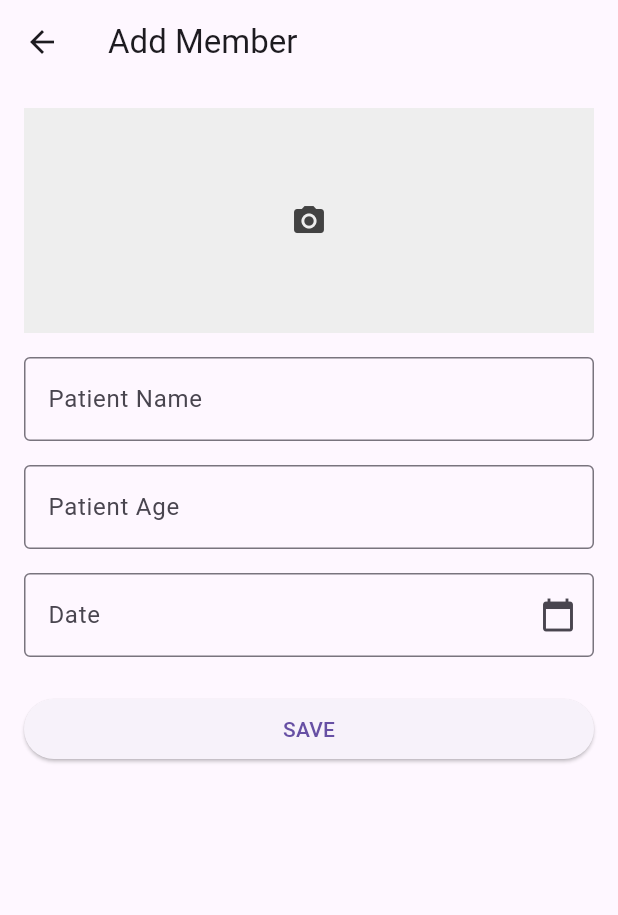
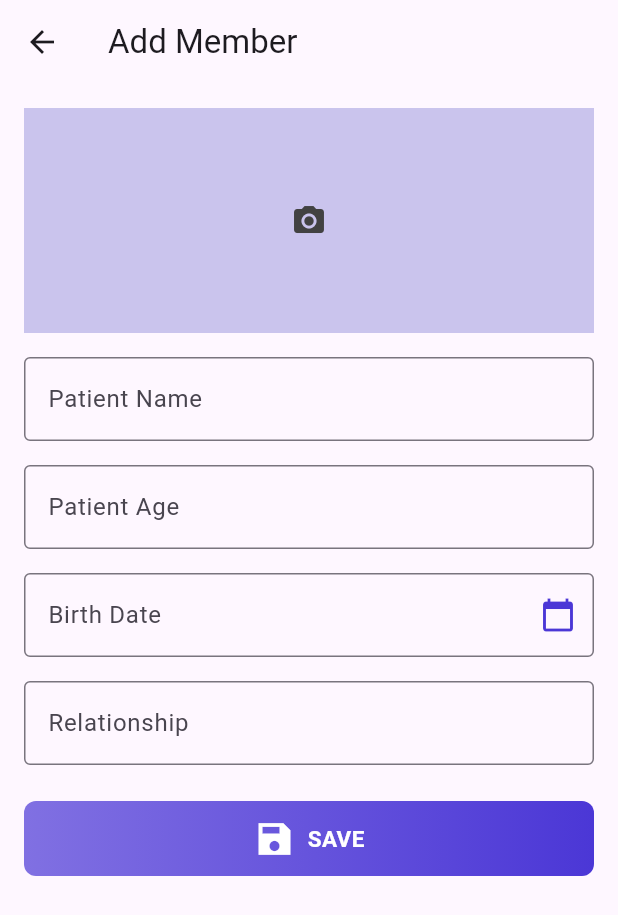
Before and after one commit to rashedoz/prescription_docs, a Flutter app: the screen it shows after launch, after a tap on the "add" icon, on a phone screen of 412 x 824 dp. Shown: the top 915 px of the screen. Run offline on Flutter 3.47's test engine with Material 3 defaults, Android fonts, the phone set to English and light mode, and no system bars; our stand-ins replace cloud_firestore, firebase_core, firebase_storage, get, image_picker; accounts and stored records are empty; network calls fail.

Commit message:
local image upload

```diff
--- a/lib/bindings/home_page_binding.dart
+++ b/lib/bindings/home_page_binding.dart
@@ -1,6 +1,7 @@
 import 'package:get/get.dart';
 import 'package:prescription_document/controllers/firebase_controller.dart';
 import 'package:prescription_document/controllers/home_controller/home_controller.dart';
+import 'package:prescription_document/controllers/image_controller/image_picker_controller.dart';
 
 class HomeBinding extends Bindings {
   @override
@@ -8,6 +9,7 @@ class HomeBinding extends Bindings {
     //TODO: Dynamic User ID when Logged In
     Get.put(HomeFirebaseController(userId: 'UID123'));
     Get.put(HomeController());
+    Get.lazyPut(()=>ImagePickerController());
 
     // final sharedPreference = await SharedPreferences.getInstance();
     // Get.lazyPut(()=>sharedPreference);
--- a/lib/common/widgets/common_app_button.dart
+++ b/lib/common/widgets/common_app_button.dart
@@ -3,7 +3,9 @@ import 'package:prescription_document/common/app_colors.dart';
 
 class CommonAppButton extends StatelessWidget {
   final VoidCallback onTapButton;
-  const CommonAppButton({super.key,required this.onTapButton});
+  final String btnContent;
+  final IconData btnIcon;
+  const CommonAppButton({super.key,required this.onTapButton,required this.btnContent,required this.btnIcon});
 
   @override
   Widget build(BuildContext context) {
@@ -20,12 +22,13 @@ class CommonAppButton extends StatelessWidget {
             AppColors.primaryColor
           ])
         ),
-        child: Padding(padding: EdgeInsets.symmetric(horizontal: 15,vertical: 4),child: Row(
+        child:  Padding(padding: const EdgeInsets.symmetric(horizontal: 15,vertical: 4),child: Row(
           mainAxisAlignment: MainAxisAlignment.center,
           children: [
-            Icon(Icons.cloud_upload_sharp,color: Colors.white,size: 28,),
-            SizedBox(width: 8,),
-            Text('Upload Prescription/Report',style: TextStyle(color: Colors.white,fontSize: 15,fontWeight: FontWeight.w600),)
+            Icon(btnIcon,color: Colors.white,size: 28,),
+            // const Icon(Icons.cloud,color: Colors.white,size: 28,),
+            const SizedBox(width: 8,),
+            Text(btnContent,style: const TextStyle(color: Colors.white,fontSize: 15,fontWeight: FontWeight.w600),)
           ],
         ),),
       ),
--- a/lib/controllers/home_controller/home_controller.dart
+++ b/lib/controllers/home_controller/home_controller.dart
@@ -9,7 +9,7 @@ class HomeController extends GetxController {
   RxBool isSelected = false.obs;
   Future<void> addUser(BuildContext context) async {
     Navigator.of(context)
-        .push(MaterialPageRoute(builder: (context) => AddMemberPage()))
+        .push(MaterialPageRoute(builder: (context) => const AddMemberPage()))
         .then((value) {
       update();
     });
--- a/lib/models/member_model.dart
+++ b/lib/models/member_model.dart
@@ -6,15 +6,23 @@ class MemberModel {
   String relationship;
   String bithDate;
   String createdAt;
+  String imageData;
 
-  MemberModel({required this.memberId, required this.name, required this.relationship, required this.createdAt, required this.bithDate});
+  MemberModel(
+      {required this.memberId,
+      required this.name,
+      required this.relationship,
+      required this.createdAt,
+      required this.bithDate,
+      required this.imageData});
 
   MemberModel.fromDocumentSnapshot(DocumentSnapshot doc)
       : memberId = doc.id,
         name = (doc.data() as Map<String, dynamic>)['name'],
         relationship = (doc.data() as Map<String, dynamic>)['relationship'],
         bithDate = (doc.data() as Map<String, dynamic>)['bithDate'],
-        createdAt = (doc.data() as Map<String, dynamic>)['createdAt'];
+        createdAt = (doc.data() as Map<String, dynamic>)['createdAt'],
+        imageData = (doc.data() as Map<String, dynamic>)['imageData'];
 
   Map<String, dynamic> toJson() => {
         'memberId': memberId,
@@ -22,5 +30,6 @@ class MemberModel {
         'relationship': relationship,
         'bithDate': bithDate,
         'createdAt': createdAt,
+        'imageData': imageData
       };
 }
--- a/lib/views/home/home_page.dart
+++ b/lib/views/home/home_page.dart
@@ -8,8 +8,6 @@ import 'package:prescription_document/common/widgets/common_app_button.dart';
 import 'package:prescription_document/controllers/firebase_controller.dart';
 import 'package:prescription_document/controllers/home_controller/home_controller.dart';
 import 'package:prescription_document/models/member_model.dart';
-import 'package:prescription_document/views/members/add_member_page.dart';
-import 'package:prescription_document/views/members/member_details_page.dart';
 import 'package:prescription_document/views/visits/visits_list_page.dart';
 
 class HomePage extends StatelessWidget {
@@ -35,14 +33,14 @@ class HomePage extends StatelessWidget {
                   const CircleAvatar(
                       // Add your logic for the avatar here
                       ),
-                  SizedBox(
+                  const SizedBox(
                     width: 15,
                   ),
-                  Expanded(
+                  const Expanded(
                     child: Column(
                       crossAxisAlignment: CrossAxisAlignment.start,
                       children: [
-                        const Text(
+                        Text(
                           'Hi, Riyad 👋',
                           style: TextStyle(
                             fontSize: 20,
@@ -106,8 +104,8 @@ class HomePage extends StatelessWidget {
                   padding: const EdgeInsets.symmetric(vertical: 10,horizontal: 16),
                   gridDelegate: SliverWovenGridDelegate.count(
                     pattern: [
-                      WovenGridTile(0.9),
-                      WovenGridTile(
+                      const WovenGridTile(0.9),
+                      const WovenGridTile(
                         7 / 7,
                         // crossAxisRatio: 0.9,
                         // alignment: AlignmentDirectional.centerStart,
@@ -153,7 +151,7 @@ class HomePage extends StatelessWidget {
             ),
             Padding(
               padding: const EdgeInsets.symmetric(horizontal: 16, vertical: 10),
-              child: CommonAppButton(onTapButton: () {}),
+              child: CommonAppButton(onTapButton: () {},btnContent: 'Upload Prescription/Report',btnIcon: Icons.cloud_upload_sharp,),
             )
           ],
         ),
@@ -202,7 +200,7 @@ class MemberWidget extends StatelessWidget {
             CircleAvatar(
                 radius: 30.0,
                 backgroundImage:
-                    NetworkImage('https://via.placeholder.com/150'),
+                  NetworkImage(member.imageData ?? 'https://via.placeholder.com/150'),
                 backgroundColor: Colors.transparent,
               ),
             // const Icon(Icons.person), // Replace with actual data
--- a/lib/views/members/add_member_page.dart
+++ b/lib/views/members/add_member_page.dart
@@ -1,8 +1,14 @@
 import 'dart:developer';
+import 'dart:io';
 
 import 'package:cloud_firestore/cloud_firestore.dart';
 import 'package:flutter/material.dart';
 import 'package:get/get.dart';
+import 'package:image_picker/image_picker.dart';
+import 'package:intl/intl.dart';
+import 'package:prescription_document/common/app_colors.dart';
+import 'package:prescription_document/common/widgets/common_app_button.dart';
+import 'package:prescription_document/controllers/image_controller/image_picker_controller.dart';
 import 'package:prescription_document/models/member_model.dart';
 
 class AddMemberPage extends StatefulWidget {
@@ -17,8 +23,9 @@ class AddMemberPageState extends State<AddMemberPage> {
   final TextEditingController _nameController = TextEditingController();
   final TextEditingController _ageController = TextEditingController();
   final TextEditingController _relationshipController = TextEditingController();
+  final TextEditingController _birthdateController = TextEditingController();
 
-  late String birthDate;
+  late DateTime birthDate;
 
   @override
   void dispose() {
@@ -34,10 +41,11 @@ class AddMemberPageState extends State<AddMemberPage> {
     // Create a new member model
     final member = MemberModel(
       name: _nameController.text,
-      bithDate: birthDate,
+      bithDate: birthDate.toIso8601String(),
       relationship: _relationshipController.text,
-      createdAt: DateTime.now().toString(),
+      createdAt: DateTime.now().toIso8601String(),
       memberId: "MID1",
+      imageData: Get.find<ImagePickerController>().selectedImagePath.value,
     );
 
     // Get reference to Firestore
@@ -76,7 +84,8 @@ class AddMemberPageState extends State<AddMemberPage> {
       appBar: AppBar(
         title: const Text('Add Member'),
       ),
-      body: Padding(
+      body: GetBuilder<ImagePickerController>(builder: (imagePickerController) {
+        return Padding(
           padding: const EdgeInsets.all(16.0),
           child: Form(
             key: _formKey,
@@ -87,13 +96,28 @@ class AddMemberPageState extends State<AddMemberPage> {
                 children: <Widget>[
                   GestureDetector(
                     onTap: () {
+                      _showImageSourceActionSheet(
+                          context, imagePickerController);
                       // TODO: Implement image upload functionality
                     },
-                  child: Container(
+                    child: imagePickerController.selectedImagePath.value == ''
+                        ? Container(
                             height: 150,
-                    color: Colors.grey[200],
+                            color: const Color(0xFFCAC4ED),
                             alignment: Alignment.center,
-                    child: Icon(Icons.camera_alt, color: Colors.grey[800]),
+                            child:
+                                Icon(Icons.camera_alt, color: Colors.grey[800]),
+                          )
+                        : Container(
+                            height: 150,
+                            color: const Color(0xFFCAC4ED),
+                            alignment: Alignment.center,
+                            child: Image.file(
+                              File(imagePickerController
+                                  .selectedImagePath.value),
+                              width: double.infinity,
+                              height: 150,
+                            ),
                           ),
                   ),
                   const SizedBox(height: 16),
@@ -127,28 +151,49 @@ class AddMemberPageState extends State<AddMemberPage> {
                   ),
                   const SizedBox(height: 16),
                   TextFormField(
-                  controller: _relationshipController,
+                    controller: _birthdateController,
                     decoration: const InputDecoration(
-                    labelText: 'Date',
+                      labelText: 'Birth Date',
                       border: OutlineInputBorder(),
-                    suffixIcon: Icon(Icons.calendar_today),
+                      suffixIcon: Icon(Icons.calendar_today,color: AppColors.primaryColor,),
                     ),
                     readOnly: true, // Prevent manual editing
                     onTap: () async {
                       DateTime? selectedDate = await showDatePicker(
                         context: context,
                         initialDate: DateTime.now(),
-                      firstDate: DateTime(2000),
+                        firstDate: DateTime(1950),
                         lastDate: DateTime(2100),
                       );
                       if (selectedDate != null) {
-                      birthDate = selectedDate.toString();
+                        birthDate = selectedDate;
+                        _birthdateController
+                          ..text = DateFormat.yMMMd().format(birthDate)
+                          ..selection = TextSelection.fromPosition(TextPosition(
+                              offset: _birthdateController.text.length,
+                              affinity: TextAffinity.upstream));
                       }
                     },
                   ),
+                  const SizedBox(
+                    height: 16,
+                  ),
+                  TextFormField(
+                    controller: _relationshipController,
+                    decoration: const InputDecoration(
+                      labelText: 'Relationship',
+                      border: OutlineInputBorder(),
+                    ),
+                    validator: (value) {
+                      if (value == null || value.isEmpty) {
+                        return 'Please enter the relation with patient';
+                      }
+                      return null;
+                    },
+                  ),
                   const SizedBox(height: 24),
-                ElevatedButton(
-                  onPressed: () {
+                  CommonAppButton(
+                    onTapButton: () {
                       if (_formKey.currentState!.validate()) {
                         // TODO: Implement the logic to save the member
                         log('Save the member');
@@ -158,13 +203,50 @@ class AddMemberPageState extends State<AddMemberPage> {
                         // addUser();
                       }
                     },
-                  child: const Text('SAVE'),
+                    btnContent: 'SAVE',
+                    btnIcon: Icons.save_sharp,
                   ),
                 ],
               ),
             ),
           ),
-      ),
+        );
+      }),
     );
   }
+
+  void _showImageSourceActionSheet(
+      BuildContext context, ImagePickerController imagePickerController) {
+    showModalBottomSheet(
+        context: context,
+        builder: (BuildContext context) {
+          return Column(
+            mainAxisSize: MainAxisSize.min,
+            children: <Widget>[
+              ListTile(
+                leading: const Icon(Icons.photo_camera),
+                title: Text(
+                  'Camera',
+                  style: Get.theme.textTheme.bodyMedium,
+                ),
+                onTap: () {
+                  imagePickerController.pickImage(ImageSource.camera);
+                  Navigator.pop(context);
+                },
+              ),
+              ListTile(
+                leading: const Icon(Icons.photo_library),
+                title: Text(
+                  'Gallery',
+                  style: Get.theme.textTheme.bodyMedium,
+                ),
+                onTap: () {
+                  imagePickerController.pickImage(ImageSource.gallery);
+                  Navigator.pop(context);
+                },
+              ),
+            ],
+          );
+        });
   }
+}
--- a/pubspec.yaml
+++ b/pubspec.yaml
@@ -49,6 +49,9 @@ dependencies:
   # Build keeps loading forever
   cloud_firestore: ^4.13.1
   flutter_staggered_grid_view: ^0.7.0
+  image_picker: ^1.1.2
+  intl: ^0.19.0
+  firebase_storage: ^11.6.5
 
 
 dev_dependencies:
```
Also changed, not shown: lib/controllers/image_controller/image_picker_controller.dart (added, +71 -0 lines), pubspec.lock, 5 other files. Lines whose indentation alone changed are shown as unchanged.
